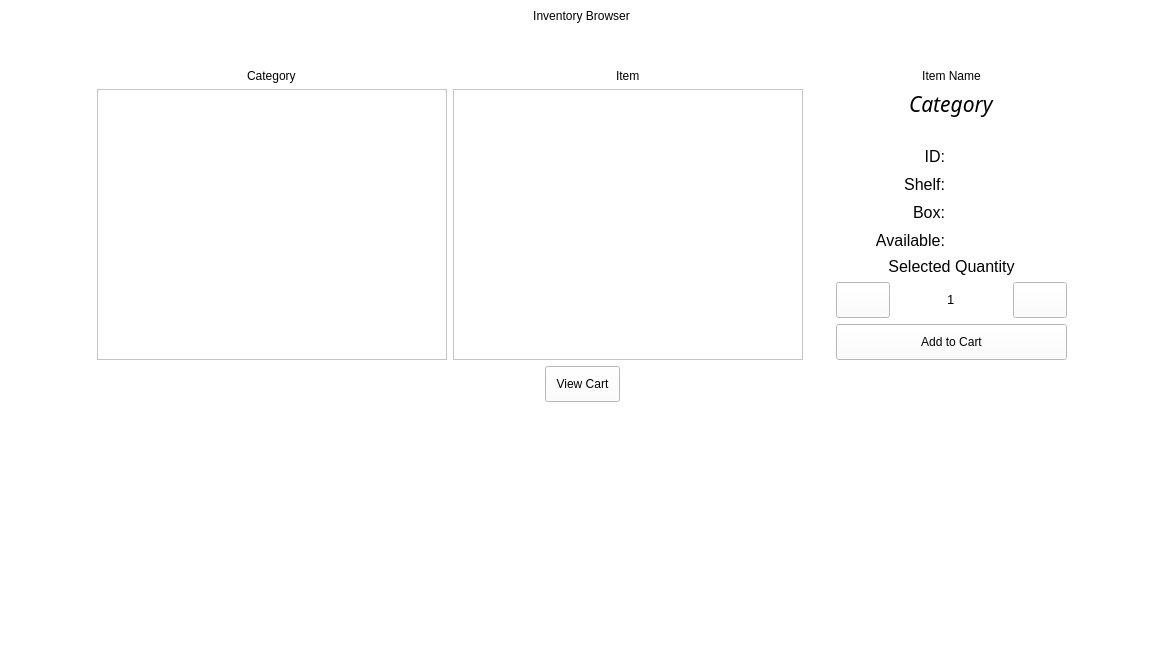
Qt form inventory.ui (arc-bphc/sims-gui) before a commit.
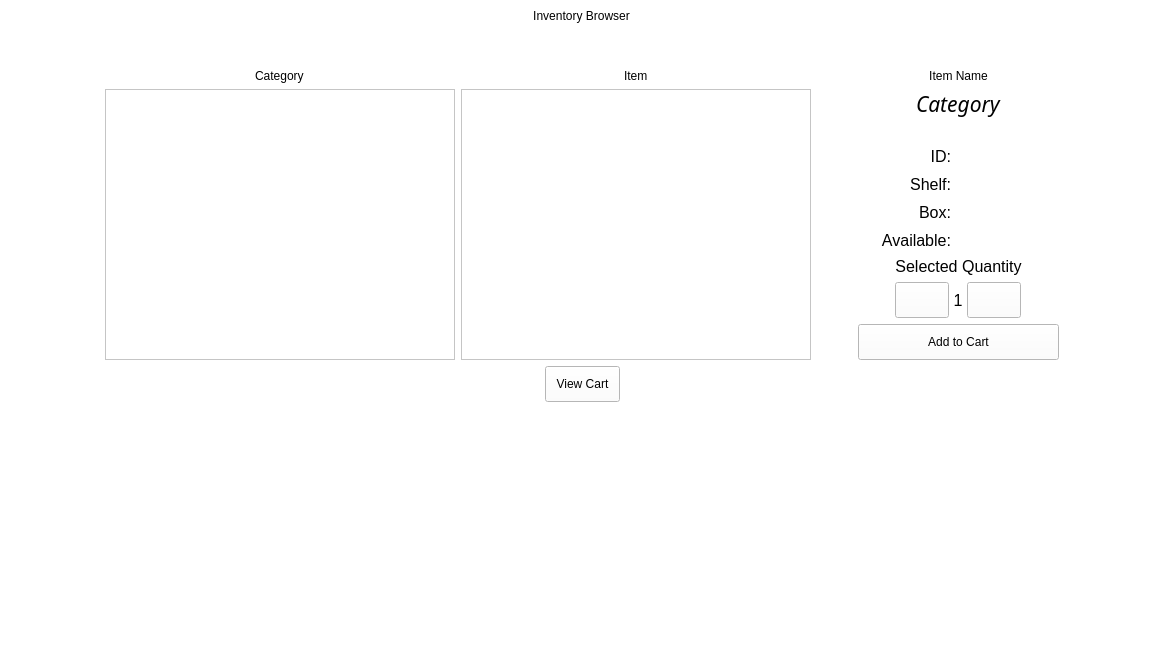
The same form after that commit. Icons and pictures are not drawn.

```diff
--- a/inventory.ui
+++ b/inventory.ui
@@ -192,6 +192,19 @@
         </item>
         <item row="9" column="0" colspan="2">
          <layout class="QHBoxLayout" name="horizontalLayout_2">
+          <item>
+           <spacer name="horizontalSpacer_6">
+            <property name="orientation">
+             <enum>Qt::Horizontal</enum>
+            </property>
+            <property name="sizeHint" stdset="0">
+             <size>
+              <width>40</width>
+              <height>20</height>
+             </size>
+            </property>
+           </spacer>
+          </item>
           <item>
            <widget class="QPushButton" name="pushButton_2">
             <property name="focusPolicy">
@@ -207,31 +220,16 @@
            </widget>
           </item>
           <item>
-           <widget class="QLineEdit" name="lineEdit">
-            <property name="sizePolicy">
-             <sizepolicy hsizetype="Fixed" vsizetype="Fixed">
-              <horstretch>0</horstretch>
-              <verstretch>0</verstretch>
-             </sizepolicy>
-            </property>
+           <widget class="QLabel" name="label_8">
             <property name="font">
              <font>
-              <pointsize>10</pointsize>
+              <pointsize>12</pointsize>
              </font>
             </property>
-            <property name="focusPolicy">
-             <enum>Qt::NoFocus</enum>
-            </property>
-            <property name="layoutDirection">
-             <enum>Qt::LeftToRight</enum>
-            </property>
-            <property name="inputMethodHints">
-             <set>Qt::ImhPreferNumbers|Qt::ImhSensitiveData</set>
-            </property>
             <property name="text">
-             <string>1</string>
+             <string> 1 </string>
             </property>
-            <property name="frame">
+            <property name="scaledContents">
              <bool>false</bool>
             </property>
             <property name="alignment">
@@ -253,6 +251,19 @@
             </property>
            </widget>
           </item>
+          <item>
+           <spacer name="horizontalSpacer_7">
+            <property name="orientation">
+             <enum>Qt::Horizontal</enum>
+            </property>
+            <property name="sizeHint" stdset="0">
+             <size>
+              <width>40</width>
+              <height>20</height>
+             </size>
+            </property>
+           </spacer>
+          </item>
          </layout>
         </item>
         <item row="13" column="0" colspan="2">
```
Left out of the diff: 195 changed lines with no effect on the pictures.
